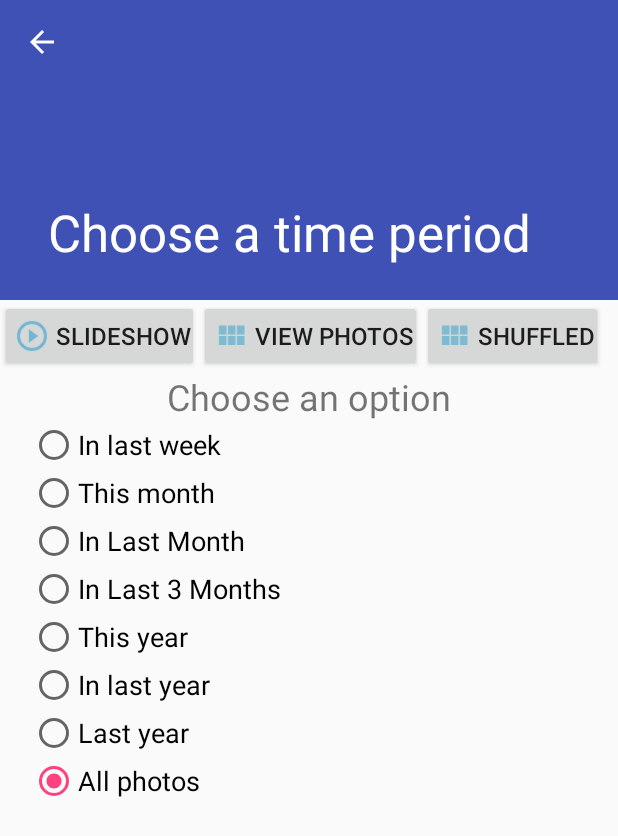
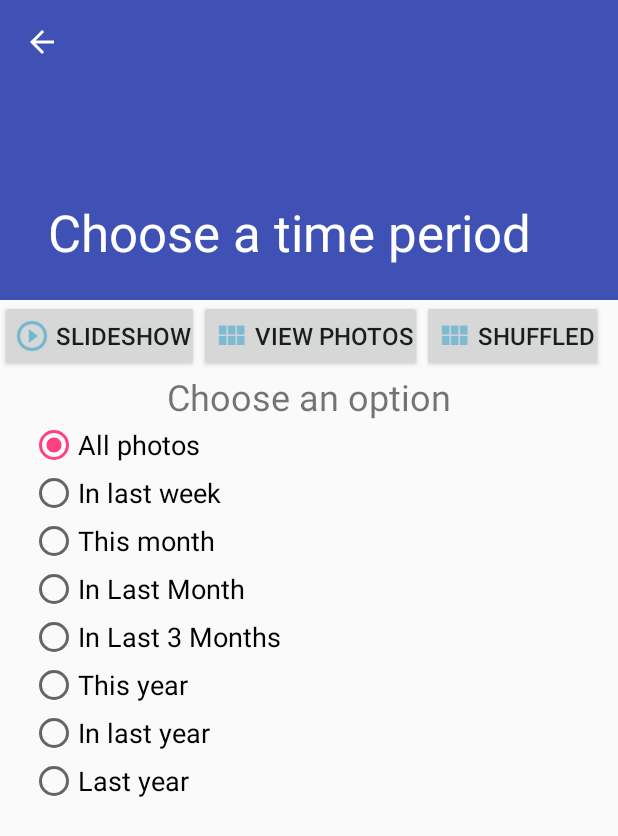
Before and after one commit to dasbrid/GPhoto, an Android app: the screen it shows after launch (OptionDynamicDetailActivity), after a tap on "Time period", on a phone screen of 412 x 824 dp. Shown: the top 836 px of the screen. Run offline under Robolectric (Android 15) with nearby library versions, the phone set to English and light mode, and no system bars.

```diff
--- a/app/src/main/java/asbridged/me/uk/gphoto/detailfragments/GivenPeriodDetailFragment.java
+++ b/app/src/main/java/asbridged/me/uk/gphoto/detailfragments/GivenPeriodDetailFragment.java
@@ -28,20 +28,15 @@ public class GivenPeriodDetailFragment extends OptionDynamicDetailFragment {
     Calendar c;
     String albumName;
 
-    RadioGroup rg1;
-    RadioGroup rg2;
+    RadioGroup radioGroup;
+
     @Override
     public View onCreateView(LayoutInflater inflater, ViewGroup container, Bundle savedInstanceState) {
         View v = inflater.inflate(R.layout.fragment_detail_given_period, container, false);
         //radioGroup =(RadioGroup)v.findViewById(R.title.radioGroup);
-        rg1 = (RadioGroup) v.findViewById(R.id.radioGroup1);
-        rg2 = (RadioGroup) v.findViewById(R.id.radioGroup2);
-        rg1.clearCheck(); // this is so we can start fresh, with no selection on both RadioGroups
-        rg2.clearCheck();
+        radioGroup = (RadioGroup) v.findViewById(R.id.radioGroup);
         RadioButton rbDefault = (RadioButton) v.findViewById(R.id.rbAllPhotos);
         rbDefault.setChecked(true);
-//        rg1.setOnCheckedChangeListener(listener1);
-//        rg2.setOnCheckedChangeListener(listener2);
         Button button = (Button) v.findViewById(R.id.btnShowSlideshow);
         button.setOnClickListener(this);
         button = (Button) v.findViewById(R.id.btnShowPictures);
@@ -54,9 +49,8 @@ public class GivenPeriodDetailFragment extends OptionDynamicDetailFragment {
 
     @Override
     public void doSlideshow(boolean shuffled) {
-        int selectedId=rg1.getCheckedRadioButtonId();
-        if (selectedId == -1)
-            selectedId = rg2.getCheckedRadioButtonId();
+        int selectedId= radioGroup.getCheckedRadioButtonId();
+
         Log.d(TAG,"selectedId="+selectedId);
         Intent intent = new Intent(getActivity(), SlideshowActivity.class);
         intent.putExtra("folderAbsolutePath", "not needed");
@@ -140,9 +134,7 @@ public class GivenPeriodDetailFragment extends OptionDynamicDetailFragment {
     }
 
     public void viewAlbum() {
-        int selectedId=rg1.getCheckedRadioButtonId();
-        if (selectedId == -1)
-            selectedId = rg2.getCheckedRadioButtonId();
+        int selectedId= radioGroup.getCheckedRadioButtonId();
         Log.d(TAG,"selectedId="+selectedId);
         Intent intent;
 
--- a/app/src/main/res/layout/fragment_detail_from_date.xml
+++ b/app/src/main/res/layout/fragment_detail_from_date.xml
@@ -23,6 +23,9 @@
             android:layout_width="match_parent"
             android:layout_height="wrap_content"
             android:gravity="center_horizontal"
+            android:spinnersShown="true"
+        android:calendarViewShown="false"
+            android:datePickerMode="spinner"
             android:layout_below="@id/textView"
     />
 </RelativeLayout>
--- a/app/src/main/res/layout/fragment_detail_given_period.xml
+++ b/app/src/main/res/layout/fragment_detail_given_period.xml
@@ -21,9 +21,17 @@
             android:layout_width="wrap_content"
             android:layout_height="wrap_content"
             android:layout_below="@id/textView"
-            android:id="@+id/radioGroup1"
+            android:id="@+id/radioGroup"
             android:layout_marginLeft="20dp"
     >
+        <RadioButton
+            android:layout_width="wrap_content"
+            android:layout_height="wrap_content"
+            android:text="All photos"
+            android:id="@+id/rbAllPhotos"
+            android:checked="false"
+            android:textSize="@dimen/radioOptionsTextSize"
+            />
         <RadioButton
                 android:layout_width="wrap_content"
                 android:text="In last week"
@@ -57,15 +65,6 @@
                 android:checked="true"
                 android:textSize="@dimen/radioOptionsTextSize"
         />
-    </RadioGroup>
-    <RadioGroup
-            android:layout_width="wrap_content"
-            android:layout_height="wrap_content"
-            android:layout_below="@id/radioGroup1"
-            android:id="@+id/radioGroup2"
-            android:layout_marginLeft="20dp"
-            android:checkedButton="@+id/rbAllPhotos"
-    >
         <RadioButton
                 android:layout_width="wrap_content"
                 android:layout_height="wrap_content"
@@ -91,14 +90,7 @@
                 android:checked="false"
                 android:textSize="@dimen/radioOptionsTextSize"
         />
-        <RadioButton
-                android:layout_width="wrap_content"
-                android:layout_height="wrap_content"
-                android:text="All photos"
-                android:id="@id/rbAllPhotos"
-                android:checked="false"
-                android:textSize="@dimen/radioOptionsTextSize"
-        />
+
 </RadioGroup>
 
         </RelativeLayout>
--- a/app/src/main/res/values/dimens.xml
+++ b/app/src/main/res/values/dimens.xml
@@ -4,4 +4,8 @@
     <dimen name="app_bar_height">200dp</dimen>
     <dimen name="item_width">200dp</dimen>
     <dimen name="text_margin">16dp</dimen>
+
+
+
+
 </resources>
--- a/app/src/main/res/values/guiconstants.xml
+++ b/app/src/main/res/values/guiconstants.xml
@@ -24,4 +24,5 @@
     <dimen name="photosbydate_button_padding">5dp</dimen>
 
     <integer name="albumgrid_number_columns">2</integer>
+    <item name="controlbuttons_alpha" type="dimen" format="float">0.8</item>
 </resources>
```
Also changed, not shown: app/src/main/res/layout/activity_slideshow.xml (+18 -14 lines).
